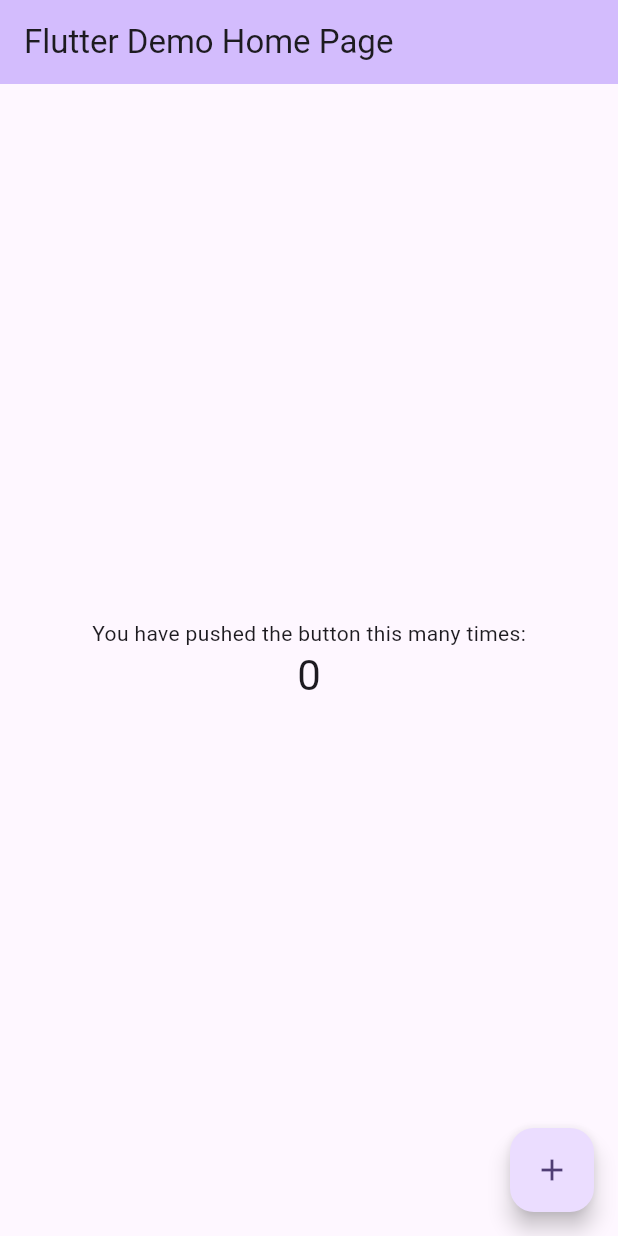
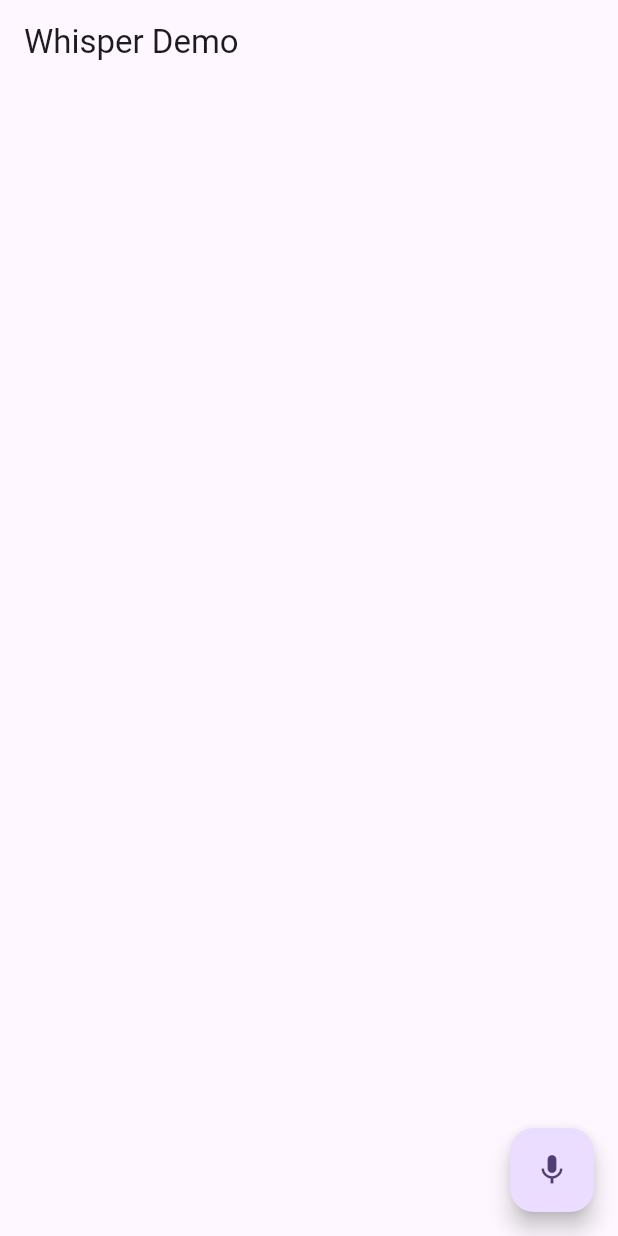
Before and after one commit to felixdinh/demo_whisper, a Flutter app: the screen it shows after launch, on a phone screen of 412 x 824 dp. Run offline on Flutter 3.47's test engine with Material 3 defaults, Android fonts, the phone set to English and light mode, and no system bars; our stand-ins replace audioplayers; missing offline and left inert: record, whisper_ggml.

Commit message:
implement audio recording features with Whisper AI integration.

```diff
--- a/lib/main.dart
+++ b/lib/main.dart
@@ -1,4 +1,8 @@
 import 'package:flutter/material.dart';
+import 'package:flutter/services.dart';
+import 'package:path_provider/path_provider.dart';
+import 'package:audioplayers/audioplayers.dart';
+import 'services/speech_service.dart';
 
 void main() {
   runApp(const MyApp());
@@ -7,116 +11,157 @@ void main() {
 class MyApp extends StatelessWidget {
   const MyApp({super.key});
 
-  // This widget is the root of your application.
   @override
   Widget build(BuildContext context) {
     return MaterialApp(
-      title: 'Flutter Demo',
+      title: 'Whisper Demo',
       theme: ThemeData(
-        // This is the theme of your application.
-        //
-        // TRY THIS: Try running your application with "flutter run". You'll see
-        // the application has a purple toolbar. Then, without quitting the app,
-        // try changing the seedColor in the colorScheme below to Colors.green
-        // and then invoke "hot reload" (save your changes or press the "hot
-        // reload" button in a Flutter-supported IDE, or press "r" if you used
-        // the command line to start the app).
-        //
-        // Notice that the counter didn't reset back to zero; the application
-        // state is not lost during the reload. To reset the state, use hot
-        // restart instead.
-        //
-        // This works for code too, not just values: Most code changes can be
-        // tested with just a hot reload.
         colorScheme: ColorScheme.fromSeed(seedColor: Colors.deepPurple),
+        useMaterial3: true,
       ),
-      home: const MyHomePage(title: 'Flutter Demo Home Page'),
+      home: const WhisperDemo(),
     );
   }
 }
 
-class MyHomePage extends StatefulWidget {
-  const MyHomePage({super.key, required this.title});
-
-  // This widget is the home page of your application. It is stateful, meaning
-  // that it has a State object (defined below) that contains fields that affect
-  // how it looks.
-
-  // This class is the configuration for the state. It holds the values (in this
-  // case the title) provided by the parent (in this case the App widget) and
-  // used by the build method of the State. Fields in a Widget subclass are
-  // always marked "final".
-
-  final String title;
+class WhisperDemo extends StatefulWidget {
+  const WhisperDemo({super.key});
 
   @override
-  State<MyHomePage> createState() => _MyHomePageState();
+  State<WhisperDemo> createState() => _WhisperDemoState();
 }
 
-class _MyHomePageState extends State<MyHomePage> {
-  int _counter = 0;
+class _WhisperDemoState extends State<WhisperDemo> {
+  final _speechService = SpeechService();
+  final _audioPlayer = AudioPlayer();
+  bool _isRecording = false;
+  bool _isProcessing = false;
+  bool _isPlaying = false;
+  String _transcribedText = '';
+  String? _lastRecordedPath;
 
-  void _incrementCounter() {
-    setState(() {
-      // This call to setState tells the Flutter framework that something has
-      // changed in this State, which causes it to rerun the build method below
-      // so that the display can reflect the updated values. If we changed
-      // _counter without calling setState(), then the build method would not be
-      // called again, and so nothing would appear to happen.
-      _counter++;
+  @override
+  void initState() {
+    super.initState();
+    _initializeSpeechService();
+    _setupAudioPlayer();
+  }
+
+  Future<void> _setupAudioPlayer() async {
+    _audioPlayer.onPlayerStateChanged.listen((state) {
+      setState(() {
+        _isPlaying = state == PlayerState.playing;
+      });
     });
+  }
+
+  Future<void> _initializeSpeechService() async {
+    await _speechService.initialize();
+  }
+
+  Future<void> _startRecording() async {
+    try {
+      final audioPath = await _speechService.recordAudio();
+      setState(() {
+        _isRecording = true;
+        _lastRecordedPath = audioPath;
+      });
+    } catch (e) {
+      debugPrint('Error starting recording: $e');
+    }
+  }
+
+  Future<void> _stopRecording() async {
+    try {
+      setState(() {
+        _isRecording = false;
+        _isProcessing = true;
+      });
+
+      await _speechService.stopRecording();
+
+      if (_lastRecordedPath != null) {
+        final text = await _speechService.transcribeAudio(_lastRecordedPath!);
+
+        setState(() {
+          _isProcessing = false;
+          _transcribedText = text;
+        });
+      }
+    } catch (e) {
+      debugPrint('Error stopping recording: $e');
+      setState(() => _isProcessing = false);
+    }
+  }
+
+  Future<void> _togglePlayback() async {
+    if (_lastRecordedPath == null) return;
+
+    if (_isPlaying) {
+      await _audioPlayer.stop();
+    } else {
+      await _audioPlayer.play(DeviceFileSource(_lastRecordedPath!));
+    }
+  }
+
+  @override
+  void dispose() {
+    _audioPlayer.dispose();
+    super.dispose();
   }
 
   @override
   Widget build(BuildContext context) {
-    // This method is rerun every time setState is called, for instance as done
-    // by the _incrementCounter method above.
-    //
-    // The Flutter framework has been optimized to make rerunning build methods
-    // fast, so that you can just rebuild anything that needs updating rather
-    // than having to individually change instances of widgets.
     return Scaffold(
       appBar: AppBar(
-        // TRY THIS: Try changing the color here to a specific color (to
-        // Colors.amber, perhaps?) and trigger a hot reload to see the AppBar
-        // change color while the other colors stay the same.
-        backgroundColor: Theme.of(context).colorScheme.inversePrimary,
-        // Here we take the value from the MyHomePage object that was created by
-        // the App.build method, and use it to set our appbar title.
-        title: Text(widget.title),
+        title: const Text('Whisper Demo'),
       ),
-      body: Center(
-        // Center is a layout widget. It takes a single child and positions it
-        // in the middle of the parent.
-        child: Column(
-          // Column is also a layout widget. It takes a list of children and
-          // arranges them vertically. By default, it sizes itself to fit its
-          // children horizontally, and tries to be as tall as its parent.
-          //
-          // Column has various properties to control how it sizes itself and
-          // how it positions its children. Here we use mainAxisAlignment to
-          // center the children vertically; the main axis here is the vertical
-          // axis because Columns are vertical (the cross axis would be
-          // horizontal).
-          //
-          // TRY THIS: Invoke "debug painting" (choose the "Toggle Debug Paint"
-          // action in the IDE, or press "p" in the console), to see the
-          // wireframe for each widget.
-          mainAxisAlignment: MainAxisAlignment.center,
-          children: <Widget>[
-            const Text('You have pushed the button this many times:'),
-            Text(
-              '$_counter',
-              style: Theme.of(context).textTheme.headlineMedium,
-            ),
-          ],
+      body: SafeArea(
+        child: Padding(
+          padding: const EdgeInsets.symmetric(horizontal: 24),
+          child: Stack(
+            fit: StackFit.expand,
+            children: [
+              Column(
+                mainAxisAlignment: MainAxisAlignment.center,
+                children: [
+                  if (_lastRecordedPath != null)
+                    Padding(
+                      padding: const EdgeInsets.only(bottom: 20),
+                      child: Row(
+                        mainAxisAlignment: MainAxisAlignment.center,
+                        children: [
+                          IconButton(
+                            icon: Icon(
+                              _isPlaying ? Icons.pause : Icons.play_arrow,
+                              size: 48,
+                            ),
+                            onPressed: _togglePlayback,
+                          ),
+                        ],
+                      ),
+                    ),
+                  Text(
+                    _transcribedText,
+                    style: Theme.of(context).textTheme.headlineMedium,
+                    textAlign: TextAlign.center,
+                  ),
+                ],
+              ),
+            ],
+          ),
         ),
       ),
       floatingActionButton: FloatingActionButton(
-        onPressed: _incrementCounter,
-        tooltip: 'Increment',
-        child: const Icon(Icons.add),
-      ), // This trailing comma makes auto-formatting nicer for build methods.
+        onPressed: _isRecording ? _stopRecording : _startRecording,
+        tooltip: 'Start listening',
+        child: _isProcessing
+            ? const CircularProgressIndicator()
+            : Icon(
+                _isRecording ? Icons.mic_off : Icons.mic,
+                color: _isRecording ? Colors.red : null,
+              ),
+      ),
     );
   }
 }
--- a/pubspec.yaml
+++ b/pubspec.yaml
@@ -34,6 +34,11 @@ dependencies:
   # The following adds the Cupertino Icons font to your application.
   # Use with the CupertinoIcons class for iOS style icons.
   cupertino_icons: ^1.0.8
+  record: ^5.0.4
+  path_provider: ^2.1.5
+  permission_handler: ^11.3.0
+  whisper_ggml: ^1.3.0
+  audioplayers: ^5.2.1
 
 dev_dependencies:
   flutter_test:
```
Also changed, not shown: lib/services/speech_service.dart (added, +80 -0 lines), pubspec.lock, 2 other files.
